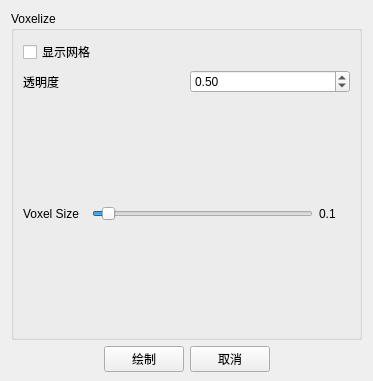
Above: vis4flow/ui/volume_window.ui from Autmlif/VisFlow before the change. Below: the same form after it.
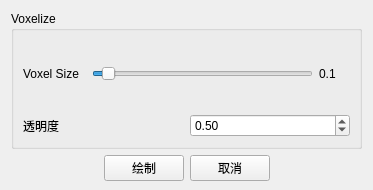
That is the form after the change.

Commit message: modified contour and volume UI

What changed in the file:
```diff
--- a/vis4flow/ui/volume_window.ui
+++ b/vis4flow/ui/volume_window.ui
@@ -7,7 +7,7 @@
     <x>0</x>
     <y>0</y>
     <width>373</width>
-    <height>381</height>
+    <height>190</height>
    </rect>
   </property>
   <property name="windowTitle">
@@ -28,46 +28,9 @@
      <property name="title">
       <string>Voxelize</string>
      </property>
-     <layout class="QVBoxLayout" name="verticalLayout" stretch="2,3,3">
+     <layout class="QVBoxLayout" name="verticalLayout">
       <item>
-       <widget class="QCheckBox" name="checkBox">
-        <property name="text">
-         <string>显示网格</string>
-        </property>
-       </widget>
-      </item>
-      <item>
-       <layout class="QHBoxLayout" name="horizontalLayout_2">
-        <property name="spacing">
-         <number>7</number>
-        </property>
-        <property name="sizeConstraint">
-         <enum>QLayout::SetDefaultConstraint</enum>
-        </property>
-        <item>
-         <widget class="QLabel" name="label_4">
-          <property name="text">
-           <string>透明度</string>
-          </property>
-         </widget>
-        </item>
-        <item>
-         <widget class="QDoubleSpinBox" name="doubleSpinBox">
-          <property name="maximum">
-           <double>1.000000000000000</double>
-          </property>
-          <property name="singleStep">
-           <double>0.100000000000000</double>
-          </property>
-          <property name="value">
-           <double>0.500000000000000</double>
-          </property>
-         </widget>
-        </item>
-       </layout>
-      </item>
-      <item>
-       <layout class="QHBoxLayout" name="horizontalLayout" stretch="2,7,1">
+       <layout class="QHBoxLayout" name="vsize_horizontalLayout" stretch="2,7,1">
         <item>
          <widget class="QLabel" name="label">
           <property name="text">
@@ -100,6 +63,36 @@
         </item>
        </layout>
       </item>
+      <item>
+       <layout class="QHBoxLayout" name="horizontalLayout_opacity">
+        <property name="spacing">
+         <number>7</number>
+        </property>
+        <property name="sizeConstraint">
+         <enum>QLayout::SetDefaultConstraint</enum>
+        </property>
+        <item>
+         <widget class="QLabel" name="label_4">
+          <property name="text">
+           <string>透明度</string>
+          </property>
+         </widget>
+        </item>
+        <item>
+         <widget class="QDoubleSpinBox" name="doubleSpinBox">
+          <property name="maximum">
+           <double>1.000000000000000</double>
+          </property>
+          <property name="singleStep">
+           <double>0.100000000000000</double>
+          </property>
+          <property name="value">
+           <double>0.500000000000000</double>
+          </property>
+         </widget>
+        </item>
+       </layout>
+      </item>
      </layout>
     </widget>
    </item>
```
Left out of the diff: 2 changed lines with no effect on the pictures. The commit also changes 7 other files.
